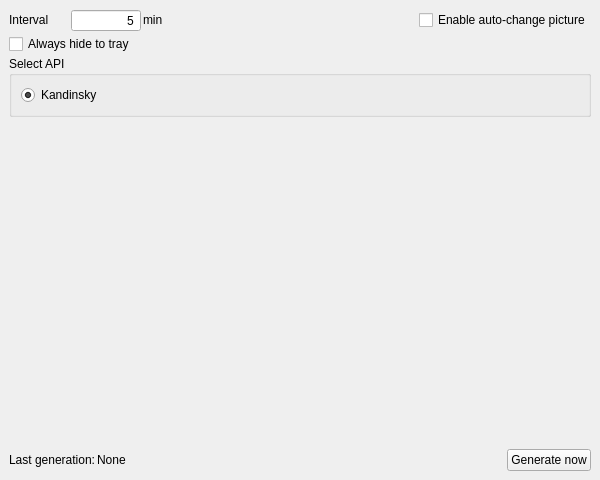
Qt form app/gui/view/ui_main_window.ui (Yarosvet/NeuroWallpaper) before a commit.
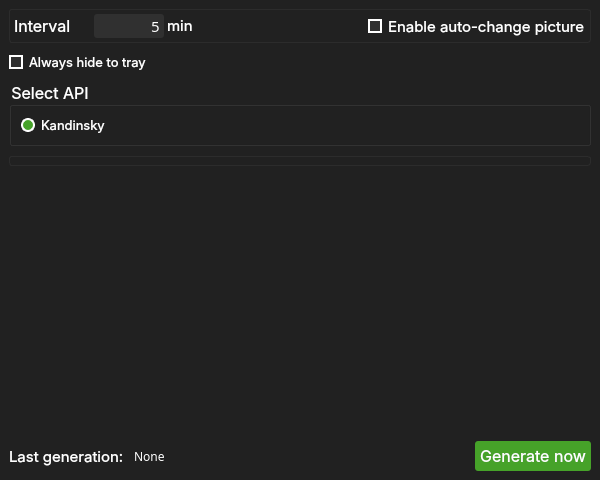
The same form after that commit.

The edit to the form file:
```diff
--- a/app/gui/view/ui_main_window.ui
+++ b/app/gui/view/ui_main_window.ui
@@ -31,13 +31,123 @@
   <property name="windowTitle">
    <string>Neuro Wallpaper</string>
   </property>
+  <property name="styleSheet">
+   <string notr="true">QWidget {  /*QMainWindow etc.*/
+	background-color: rgb(33, 33, 33);
+}
+
+QLabel {
+	color: white;
+}
+
+QGroupBox {
+	color: white;
+}
+
+QRadioButton{
+	color: white;
+	font: 10pt &quot;Inter&quot;;
+}
+
+QPushButton {
+	border: none;
+	border-radius: 3px;
+	background-color: #46A229;
+	color: white;
+	padding: 5px;
+}
+
+QPushButton:!enabled {
+	background-color: #8FD17B;
+}
+
+QPushButton:hover {
+	background-color: #467935;
+}
+
+QPushButton:pressed {
+	background-color: #23690D;
+}
+
+QCheckBox {
+	color: white;
+}
+
+QCheckBox::indicator {
+    width:                  10px;
+    height:                 10px;
+    border:                 2px solid white;
+}
+
+QCheckBox::indicator:checked {
+    background-color:       #46A229;
+}
+
+QCheckBox::indicator:unchecked {
+    background-color:       rgb(48, 48, 48);
+}
+
+QRadioButton {
+	color: white
+}
+
+QRadioButton::indicator {
+    width:                  10px;
+    height:                 10px;
+    border-radius:          7px;
+    border:                 2px solid white;
+}
+
+QRadioButton::indicator:checked {
+    background-color:       #46A229;
+}
+
+QRadioButton::indicator:unchecked {
+    background-color:       rgb(48, 48, 48);
+}
+
+QSpinBox {
+	color: white;
+	background-color: rgb(48, 48, 48);
+	border: none;
+	border-radius: 3px;
+}
+
+#frame, #api_params_frame {
+	background: none;
+	border: 1px solid rgb(44, 44, 44);
+	border-radius: 3px;
+}</string>
+  </property>
   <widget class="QWidget" name="centralwidget">
    <layout class="QVBoxLayout" name="verticalLayout">
     <property name="spacing">
-     <number>2</number>
+     <number>10</number>
     </property>
     <item>
-     <layout class="QHBoxLayout" name="horizontalLayout">
+     <widget class="QFrame" name="frame">
+      <property name="frameShape">
+       <enum>QFrame::StyledPanel</enum>
+      </property>
+      <property name="frameShadow">
+       <enum>QFrame::Plain</enum>
+      </property>
+      <layout class="QHBoxLayout" name="horizontalLayout_4">
+       <property name="spacing">
+        <number>3</number>
+       </property>
+       <property name="leftMargin">
+        <number>4</number>
+       </property>
+       <property name="topMargin">
+        <number>4</number>
+       </property>
+       <property name="rightMargin">
+        <number>4</number>
+       </property>
+       <property name="bottomMargin">
+        <number>4</number>
+       </property>
       <item>
        <widget class="QLabel" name="interval_label">
         <property name="sizePolicy">
@@ -46,13 +156,20 @@
           <verstretch>0</verstretch>
          </sizepolicy>
         </property>
+         <property name="font">
+          <font>
+           <family>Inter</family>
+           <pointsize>12</pointsize>
+           <bold>false</bold>
+          </font>
+         </property>
         <property name="text">
          <string>Interval</string>
         </property>
        </widget>
       </item>
       <item>
-       <spacer name="horizontalSpacer_2">
+        <spacer name="horizontalSpacer_7">
         <property name="orientation">
          <enum>Qt::Horizontal</enum>
         </property>
@@ -62,7 +179,7 @@
         <property name="sizeHint" stdset="0">
          <size>
           <width>20</width>
-          <height>20</height>
+           <height>17</height>
          </size>
         </property>
        </spacer>
@@ -81,6 +198,12 @@
           <height>16777215</height>
          </size>
         </property>
+         <property name="font">
+          <font>
+           <family>Roboto Mono</family>
+           <pointsize>11</pointsize>
+          </font>
+         </property>
         <property name="alignment">
          <set>Qt::AlignRight|Qt::AlignTrailing|Qt::AlignVCenter</set>
         </property>
@@ -106,37 +229,65 @@
           <verstretch>0</verstretch>
          </sizepolicy>
         </property>
+         <property name="font">
+          <font>
+           <family>Inter</family>
+           <pointsize>11</pointsize>
+           <bold>false</bold>
+          </font>
+         </property>
         <property name="text">
          <string>min</string>
         </property>
        </widget>
       </item>
       <item>
-       <spacer name="horizontalSpacer">
+        <spacer name="horizontalSpacer_6">
         <property name="orientation">
          <enum>Qt::Horizontal</enum>
         </property>
         <property name="sizeHint" stdset="0">
          <size>
-          <width>40</width>
-          <height>20</height>
+           <width>160</width>
+           <height>17</height>
          </size>
         </property>
        </spacer>
       </item>
       <item>
        <widget class="QCheckBox" name="auto_change_checkbox">
+         <property name="font">
+          <font>
+           <family>Inter</family>
+           <pointsize>11</pointsize>
+           <bold>false</bold>
+          </font>
+         </property>
+         <property name="cursor">
+          <cursorShape>PointingHandCursor</cursorShape>
+         </property>
         <property name="text">
          <string>Enable auto-change picture</string>
         </property>
        </widget>
       </item>
      </layout>
+     </widget>
     </item>
     <item>
      <layout class="QVBoxLayout" name="verticalLayout_4">
       <item>
        <widget class="QCheckBox" name="hide_to_tray_checkbox">
+        <property name="font">
+         <font>
+          <family>Inter</family>
+          <pointsize>10</pointsize>
+          <bold>false</bold>
+         </font>
+        </property>
+        <property name="cursor">
+         <cursorShape>PointingHandCursor</cursorShape>
+        </property>
         <property name="text">
          <string>Always hide to tray</string>
         </property>
@@ -148,12 +299,30 @@
      <layout class="QVBoxLayout" name="verticalLayout_2">
       <item>
        <widget class="QGroupBox" name="api_groupbox">
+        <property name="font">
+         <font>
+          <family>Inter</family>
+          <pointsize>12</pointsize>
+          <bold>false</bold>
+         </font>
+        </property>
         <property name="title">
          <string>Select API</string>
         </property>
         <layout class="QVBoxLayout" name="verticalLayout_3">
          <item>
           <widget class="QRadioButton" name="kandinsky_radiobtn">
+           <property name="font">
+            <font>
+             <family>Inter</family>
+             <pointsize>10</pointsize>
+             <italic>false</italic>
+             <bold>false</bold>
+            </font>
+           </property>
+           <property name="cursor">
+            <cursorShape>PointingHandCursor</cursorShape>
+           </property>
            <property name="text">
             <string>Kandinsky</string>
            </property>
@@ -167,9 +336,33 @@
       </item>
      </layout>
     </item>
+    <item>
+     <widget class="QFrame" name="api_params_frame">
+      <property name="frameShape">
+       <enum>QFrame::StyledPanel</enum>
+      </property>
+      <property name="frameShadow">
+       <enum>QFrame::Raised</enum>
+      </property>
+      <layout class="QVBoxLayout" name="verticalLayout_5">
+       <property name="leftMargin">
+        <number>4</number>
+       </property>
+       <property name="topMargin">
+        <number>4</number>
+       </property>
+       <property name="rightMargin">
+        <number>4</number>
+       </property>
+       <property name="bottomMargin">
+        <number>4</number>
+       </property>
     <item>
      <layout class="QGridLayout" name="api_parameters_layout"/>
     </item>
+      </layout>
+     </widget>
+    </item>
     <item>
      <spacer name="verticalSpacer">
       <property name="orientation">
@@ -185,8 +378,18 @@
     </item>
     <item>
      <layout class="QHBoxLayout" name="horizontalLayout_2">
+      <property name="spacing">
+       <number>10</number>
+      </property>
       <item>
        <widget class="QLabel" name="label">
+        <property name="font">
+         <font>
+          <family>Inter</family>
+          <pointsize>11</pointsize>
+          <bold>false</bold>
+         </font>
+        </property>
         <property name="text">
          <string>Last generation:</string>
         </property>
@@ -194,6 +397,12 @@
       </item>
       <item>
        <widget class="QLabel" name="generation_time_label">
+        <property name="font">
+         <font>
+          <family>Roboto Mono</family>
+          <bold>false</bold>
+         </font>
+        </property>
         <property name="text">
          <string>None</string>
         </property>
@@ -201,6 +410,18 @@
       </item>
       <item>
        <widget class="QLabel" name="generation_state_label">
+        <property name="minimumSize">
+         <size>
+          <width>16</width>
+          <height>16</height>
+         </size>
+        </property>
+        <property name="maximumSize">
+         <size>
+          <width>16</width>
+          <height>16</height>
+         </size>
+        </property>
         <property name="text">
          <string/>
         </property>
@@ -221,6 +442,19 @@
       </item>
       <item>
        <widget class="QPushButton" name="generate_button">
+        <property name="enabled">
+         <bool>true</bool>
+        </property>
+        <property name="font">
+         <font>
+          <family>Inter</family>
+          <pointsize>12</pointsize>
+          <bold>false</bold>
+         </font>
+        </property>
+        <property name="cursor">
+         <cursorShape>PointingHandCursor</cursorShape>
+        </property>
         <property name="text">
          <string>Generate now</string>
         </property>
```
Left out of the diff: 9 changed lines with no effect on the pictures. Lines whose indentation alone changed are shown as unchanged.
